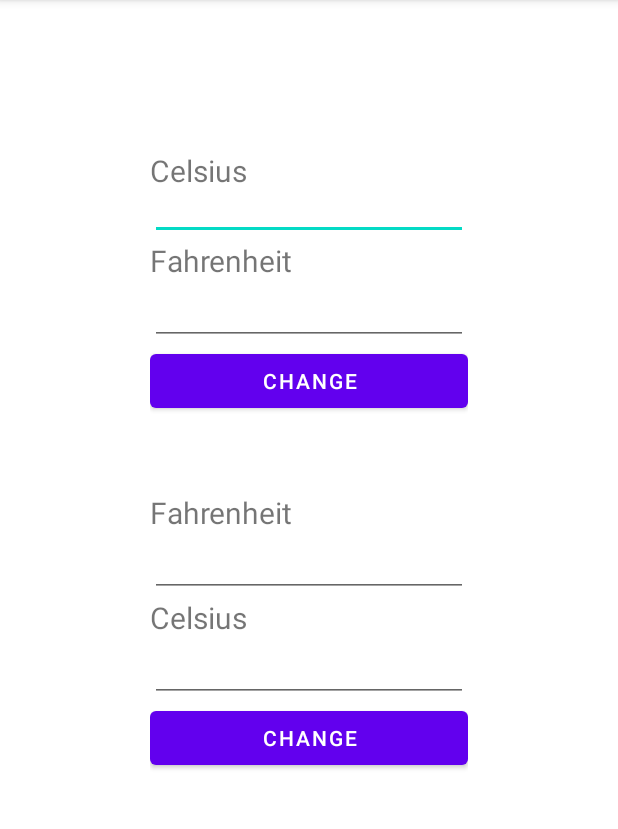
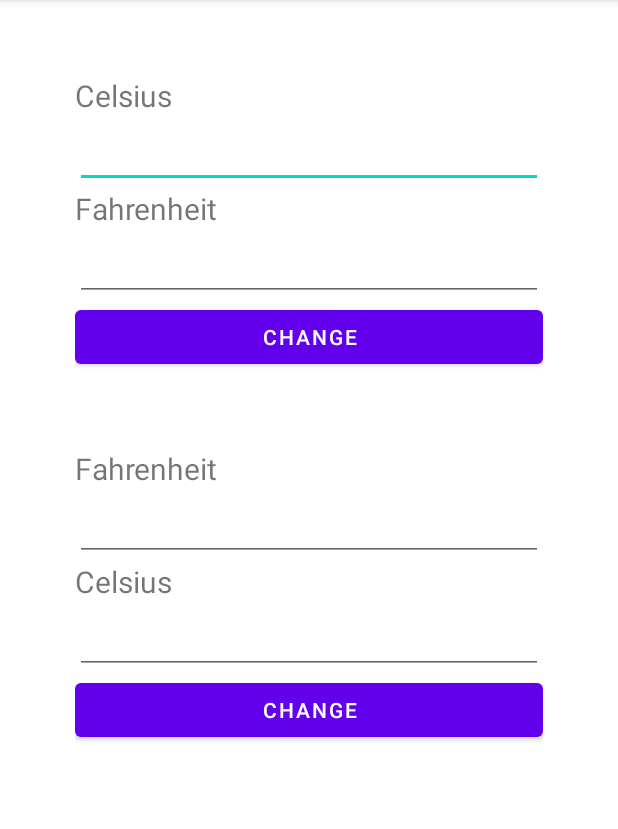
Before and after one commit to Vokhanh12/ConvertToFC, an Android app: the screen it shows after launch (MainActivity), on a phone screen of 412 x 824 dp, the part 84-913 px from its top. Run offline under Robolectric (Android 15) with nearby library versions, the phone set to English and light mode, and no system bars.

Commit message:
Success App

```diff
--- a/app/src/main/res/layout/activity_main.xml
+++ b/app/src/main/res/layout/activity_main.xml
@@ -7,7 +7,7 @@
         xmlns:app="http://schemas.android.com/apk/res-auto"
         android:layout_width="match_parent"
         android:layout_height="match_parent"
-        android:padding="100dp"
+        android:padding="50dp"
         tools:context=".MainActivity">
     <RelativeLayout
             android:layout_width="match_parent"
@@ -28,7 +28,7 @@
         <EditText
                 android:id="@+id/edtCelsius"
                 android:layout_width="match_parent"
-                android:layout_height="30dp"
+                android:layout_height="45dp"
                 android:layout_below="@+id/tvCelsius"
                 android:textSize="20dp">
 
@@ -47,7 +47,7 @@
         <EditText
                 android:id="@+id/edtFahrenheit"
                 android:layout_width="match_parent"
-                android:layout_height="40dp"
+                android:layout_height="45dp"
                 android:layout_below="@+id/tvFahrenheit"
                 android:textSize="20dp">
 
@@ -88,7 +88,7 @@
         <EditText
                 android:id="@+id/edtFahrenheit1"
                 android:layout_width="match_parent"
-                android:layout_height="40dp"
+                android:layout_height="45dp"
                 android:layout_below="@+id/tvFahrenheit1"
                 android:textSize="20dp">
 
@@ -109,7 +109,7 @@
         <EditText
                 android:id="@+id/edtCelsius1"
                 android:layout_width="match_parent"
-                android:layout_height="40dp"
+                android:layout_height="45dp"
                 android:layout_below="@+id/tvCelsius1"
                 android:textSize="20dp">
 
```
